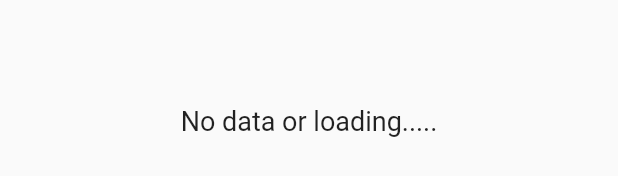
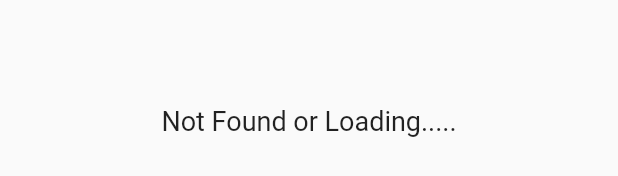
Before and after one commit to MartinEduardoCamilo/GamesApp, a Flutter app: the GameScreen widget shown alone on an empty page, opened directly with empty values, on a phone screen of 412 x 824 dp. Shown: the part 497-673 px from the top of the screen. Run offline on Flutter 3.47's test engine with Material 2 defaults, Android fonts, the phone set to English and light mode, and no system bars; our stand-ins replace flutter_riverpod; network calls fail.

Commit message:
Cambio de alertas

```diff
--- a/lib/src/pages/Games/detail_page.dart
+++ b/lib/src/pages/Games/detail_page.dart
@@ -71,7 +71,7 @@ class DetailPage extends ConsumerWidget {
                                         .data!.minimumSystemRequirements!)
                                 : const SizedBox(
                                     child: Center(
-                                    child: Text("No Found!",style: TextStyle(fontSize: 18),),
+                                    child: Text("Not Found!",style: TextStyle(fontSize: 18),),
                                   )),
                             GameScreen(screen: snapshot.data!.screenshots!)
                           ],
--- a/lib/src/pages/Games/games_screenshot.dart
+++ b/lib/src/pages/Games/games_screenshot.dart
@@ -14,7 +14,7 @@ class GameScreen extends StatelessWidget {
   Widget build(BuildContext context) {
     return screen.isEmpty
         ? const Center(
-            child: Text("No data or loading.....",style: TextStyle(fontSize: 18)),
+            child: Text("Not Found or Loading.....",style: TextStyle(fontSize: 18)),
           )
         : ListView.builder(
             itemCount: screen.length,
```
